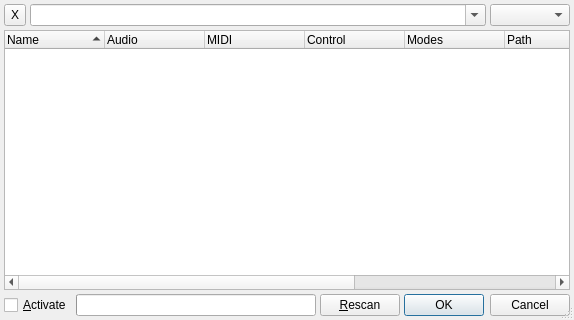
Above: src/qtractorPluginSelectForm.ui from rncbc/qtractor before the change. Below: the same form after it.
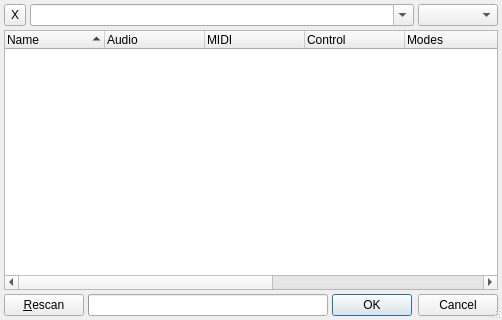
That is the form after the change. Icons and pictures are not drawn.

Commit message: - Dropped the 'Activate' option on the plug-in Selection dialog,   now being as always on by default. (EXPERIMENTAL)

The edit to the form file:
```diff
--- a/src/qtractorPluginSelectForm.ui
+++ b/src/qtractorPluginSelectForm.ui
@@ -196,45 +196,6 @@
      <property name="spacing" >
       <number>4</number>
      </property>
-     <item>
-      <widget class="QCheckBox" name="PluginActivateCheckBox" >
-       <property name="text" >
-        <string>&amp;Activate</string>
-       </property>
-       <property name="toolTip" >
-        <string>Activate plugin on insert</string>
-       </property>
-      </widget>
-     </item>
-     <item>
-      <spacer>
-       <property name="orientation" >
-        <enum>Qt::Horizontal</enum>
-       </property>
-       <property name="sizeType" >
-        <enum>QSizePolicy::Expanding</enum>
-       </property>
-       <property name="sizeHint" >
-        <size>
-         <width>20</width>
-         <height>20</height>
-        </size>
-       </property>
-      </spacer>
-     </item>
-     <item>
-      <widget class="QProgressBar" name="PluginScanProgressBar" >
-       <property name="minimumSize" >
-        <size>
-         <width>240</width>
-         <height>0</height>
-        </size>
-       </property>
-       <property name="toolTip" >
-        <string>Plugin scanning in progress...</string>
-       </property>
-      </widget>
-     </item>
      <item>
       <widget class="QPushButton" name="PluginRescanPushButton" >
        <property name="toolTip" >
@@ -245,7 +206,36 @@
        </property>
        <property name="icon" >
         <iconset resource="qtractor.qrc" >:/images/formRefresh.png</iconset>
-        </property>
+       </property>
+      </widget>
+     </item>
+     <item>
+      <spacer>
+       <property name="orientation" >
+        <enum>Qt::Horizontal</enum>
+       </property>
+       <property name="sizeType" >
+        <enum>QSizePolicy::Expanding</enum>
+       </property>
+       <property name="sizeHint" >
+        <size>
+         <width>20</width>
+         <height>20</height>
+        </size>
+       </property>
+      </spacer>
+     </item>
+     <item>
+      <widget class="QProgressBar" name="PluginScanProgressBar" >
+       <property name="minimumSize" >
+        <size>
+         <width>240</width>
+         <height>0</height>
+        </size>
+       </property>
+       <property name="toolTip" >
+        <string>Plugin scanning in progress...</string>
+       </property>
       </widget>
      </item>
      <item>
```
Left out of the diff: 3 changed lines with no effect on the pictures. The commit also changes 17 other files.
